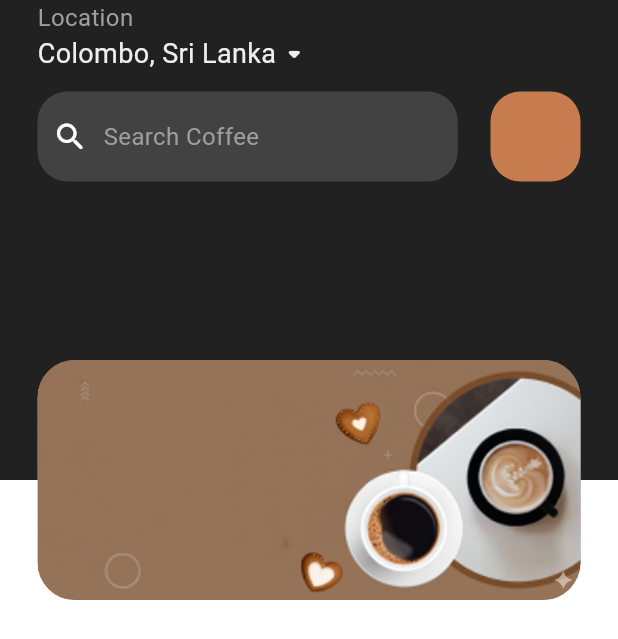
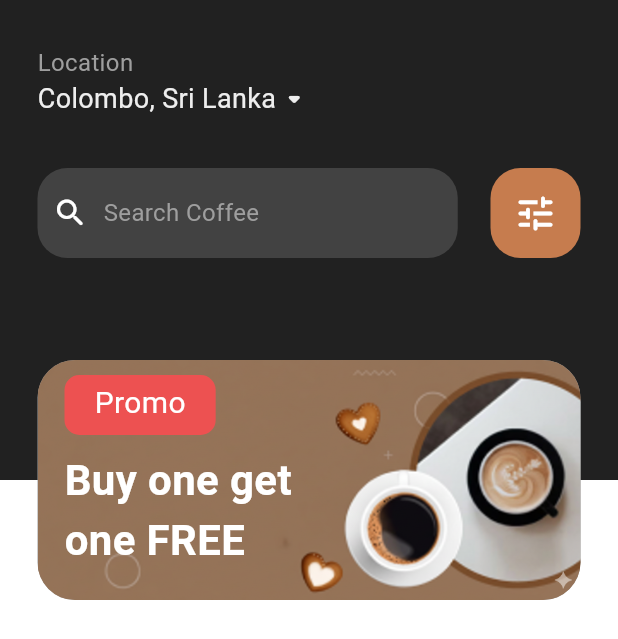
Before and after one commit to Eranga035225/coffee_shop_mobile_app_UI_Flutter, a Flutter app: the HomeScreen screen opened directly, on a phone screen of 412 x 824 dp. Shown: the top 639 px of the screen. Run offline on Flutter 3.47's test engine with Material 3 defaults, Android fonts, the phone set to English and light mode, and no system bars.

Commit message:
finished the upper container in the column in the home screen

```diff
--- a/lib/Screens/home_screen.dart
+++ b/lib/Screens/home_screen.dart
@@ -31,6 +31,7 @@ class HomeScreen extends StatelessWidget {
                   child: Column(
                     crossAxisAlignment: CrossAxisAlignment.start,
                     children: [
+                    SizedBox(height: 30),
                     Text("Location", style: TextStyle(color: Colors.grey, fontSize: 16),),
                     Row(children: [
                       Text('Colombo, Sri Lanka', style: TextStyle(color: Colors.grey.shade200, fontSize: 18),),
@@ -38,8 +39,10 @@ class HomeScreen extends StatelessWidget {
 
 
                     ],),
-                    SizedBox(height: 12),
-                    Row(children: [
+                    SizedBox(height: 33),
+                    Row(
+                      mainAxisAlignment: MainAxisAlignment.spaceBetween,
+                      children: [
                       Container(
                         padding: EdgeInsets.symmetric(horizontal: 10),
                         height: 60,
@@ -66,6 +69,9 @@ class HomeScreen extends StatelessWidget {
                           borderRadius: BorderRadius.circular(20)
 
                         ),
+                        child:
+                        Icon(Icons.tune_rounded,
+                        color: Colors.white, size: 30)
 
 
                       )
@@ -82,6 +88,7 @@ class HomeScreen extends StatelessWidget {
                 child: Padding(
                   padding: const EdgeInsets.symmetric(horizontal: 25),
                   child: Container(
+                    padding: EdgeInsets.symmetric(horizontal:18, vertical:10),
                     height: 160,
                     width: double.infinity,
                     decoration: BoxDecoration(
@@ -94,13 +101,42 @@ class HomeScreen extends StatelessWidget {
                         fit: BoxFit.cover
 
                     )
+                    ),
+                    child: Column(
+                      crossAxisAlignment: CrossAxisAlignment.start,
+                      children: [
+                      Container(
+                        padding: EdgeInsets.symmetric(horizontal: 20, vertical:4),
+
+                        height: 40,
+                        decoration: BoxDecoration(
+                          color: Color(0xFFED5151),
+                          borderRadius: BorderRadius.circular(10)
+
+
+                        ),
+                         child: Text('Promo', style: TextStyle(color: Colors.white, fontSize: 20),),
+                      ),
+
+                      SizedBox(height: 10,),
+
+                      Text("Buy one get\none FREE", style:TextStyle(color: Colors.white, fontSize: 28, fontWeight: FontWeight.bold),),
+
+
+
+
+
+                    ],)
+
+
+
                     )
 
 
 
                     ),
                 ),
-              )
+
 
             ],
 
```
